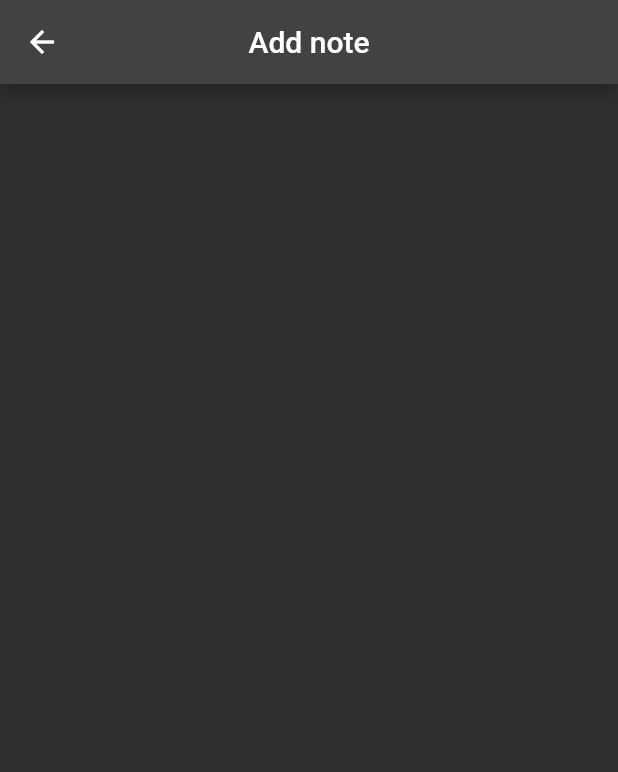
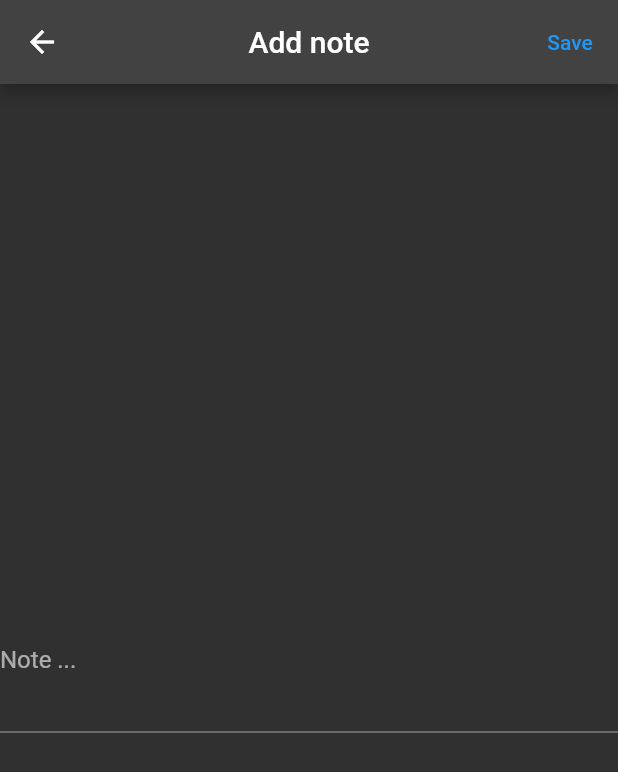
Before and after one commit to Gregikkps/notes, a Flutter app: the AddNoteScreen screen opened directly, on a phone screen of 412 x 824 dp. Shown: the top 772 px of the screen. Run offline on Flutter 3.47's test engine with Material 2 defaults, Android fonts, the phone set to English and light mode, and no system bars.

Commit message:
TextFormField

```diff
--- a/notes_app/lib/screens/add_note.dart
+++ b/notes_app/lib/screens/add_note.dart
@@ -10,12 +10,29 @@ class AddNoteScreen extends StatefulWidget {
 }
 
 class _AddNoteScreenState extends State<AddNoteScreen> {
+  final noteController = TextEditingController();
   @override
   Widget build(BuildContext context) {
     return Scaffold(
       appBar: AppBar(
         title: Text(widget.title),
         centerTitle: true,
+        actions: [
+          TextButton(
+            child: Text('Save'),
+            onPressed: () {},
+          )
+        ],
+      ),
+      body: Center(
+        child: TextFormField(
+          controller: noteController,
+          minLines: 3,
+          maxLines: 10,
+          decoration: const InputDecoration(
+            labelText: 'Note ...',
+          ),
+        ),
       ),
     );
   }
```
